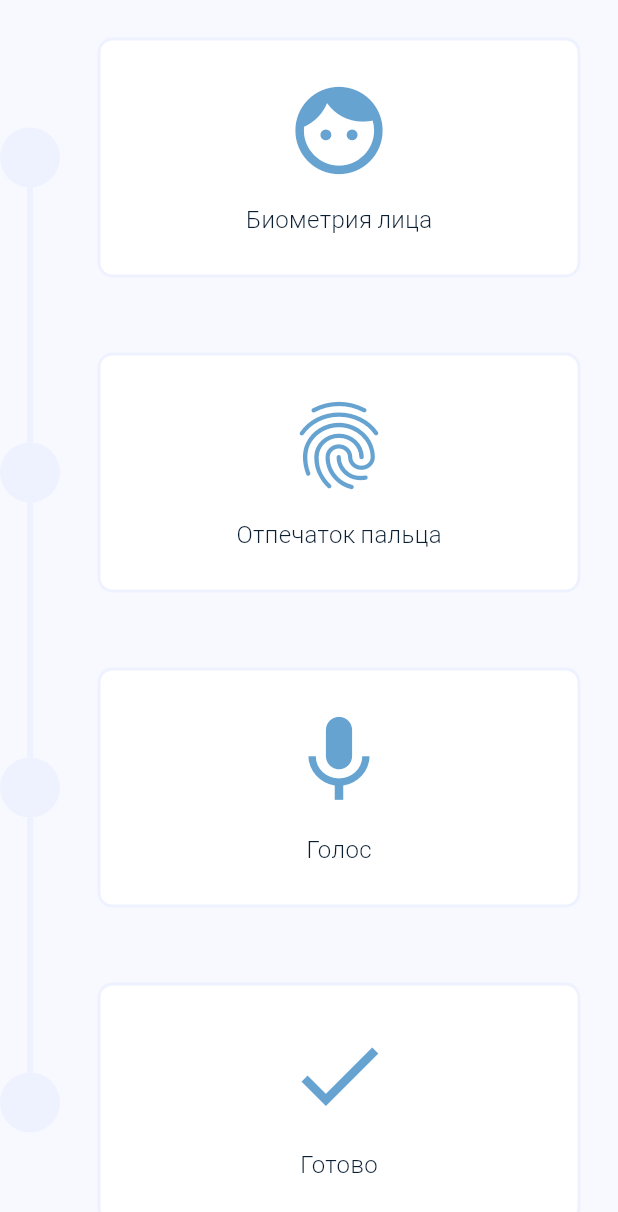
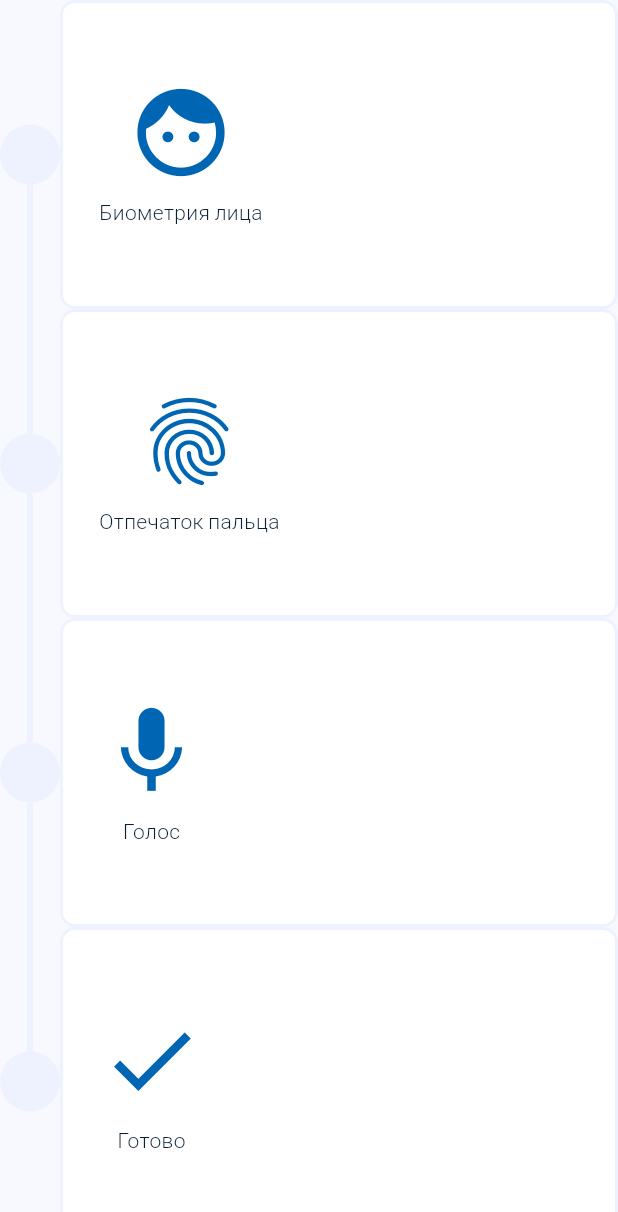
Before and after one commit to AnnyVJu/biometry, a Flutter app: the screen it shows after launch, on a phone screen of 412 x 824 dp. Shown: the top 1212 px of the screen. Run offline on Flutter 3.47's test engine with Material 3 defaults, Android fonts, the phone set to English and light mode, and no system bars; drawn by our look-alikes of timeline_tile; our stand-ins replace google_fonts, smooth_page_indicator.

Commit message:
Refactoring code

```diff
--- a/lib/components/event_card.dart
+++ b/lib/components/event_card.dart
@@ -16,55 +16,48 @@ class EventCard extends StatelessWidget {
 
   @override
   Widget build(BuildContext context) {
-    return Container(
-      margin: const EdgeInsets.all(25),
-      padding: const EdgeInsets.all(25),
+    return GestureDetector(
+      onTap: () {
+        Navigator.push(
+          context,
+          MaterialPageRoute(builder: (context) => child),
+        );
+      },
+      child: Flexible(
+        fit: FlexFit.loose,
+        child: Container(
+          padding: const EdgeInsets.all(24),
           decoration: BoxDecoration(
             color: isPast ? Color(0xFFEDF2FE) : Color(0xFFFFFFFF),
             border: Border.all(
               color: Color(0xFFEDF2FE), // Adjust color as needed
               width: 2.0, // Adjust width as needed
             ),
-
             borderRadius: BorderRadius.circular(10),
           ),
-      child: Stack(
+          child: Wrap(
+            spacing: 8.0,
+            runSpacing: 8.0,
+            crossAxisAlignment: WrapCrossAlignment.center,
+            alignment: WrapAlignment.center,
+            direction: Axis.vertical,
             children: [
-          // Фоновая иконка
-          Positioned.fill(
-            child: Align(
-              alignment: Alignment.topCenter,
-              child: Icon(
-                icon,
+              Icon(icon,
                   size: 70, // Размер иконки
-                color: Color(0xFF0066B3).withOpacity(0.6), // Цвет иконки с прозрачностью
+                  color: Color(0xFF0066B3) // Цвет иконки
                   ),
-            ),
-          ),
-          Positioned.fill(
-            child: Align(
-              alignment: Alignment.bottomCenter,
-              child: Text(
+              Text(
                 text,
                 style: TextStyle(
-                  fontSize: 16,
+                  fontSize: 14,
                   fontWeight: FontWeight.w300,
                   color: Color(0xFF0B1F33), // Цвет текста
                 ),
               ),
-            ), // Текст поверх иконки
+              // Текст к иконке
+            ],
           ),
-          GestureDetector(
-            onTap: () {
-              Navigator.push(
-                context,
-                MaterialPageRoute(builder: (context) => child),
-              );
-            },
         ),
-
-
-        ],
       ),
     );
   }
--- a/lib/components/timeline_tile.dart
+++ b/lib/components/timeline_tile.dart
@@ -9,8 +9,8 @@ class TimelineTileCard extends StatelessWidget {
   final eventCard;
   final String text;
   final IconData icon;
-  const TimelineTileCard(
-      {super.key,
+  const TimelineTileCard({
+    super.key,
     required this.isFirst,
     required this.isLast,
     required this.isPast,
@@ -21,8 +21,8 @@ class TimelineTileCard extends StatelessWidget {
 
   @override
   Widget build(BuildContext context) {
-    return SizedBox(
-      height: 210,
+    return Flexible(
+        fit: FlexFit.tight,
       child: TimelineTile(
           isFirst: isFirst,
           isLast: isLast,
@@ -36,13 +36,12 @@ class TimelineTileCard extends StatelessWidget {
               color: isPast ? Colors.white : Color(0xFFEDF2FE),
             ),
           ),
-          // event card
           endChild: EventCard(
             isPast: isPast,
             child: eventCard,
             text: text,
             icon: icon,
-          )),
+          ),),
     );
   }
 }
```
Lines whose indentation alone changed are shown as unchanged.
